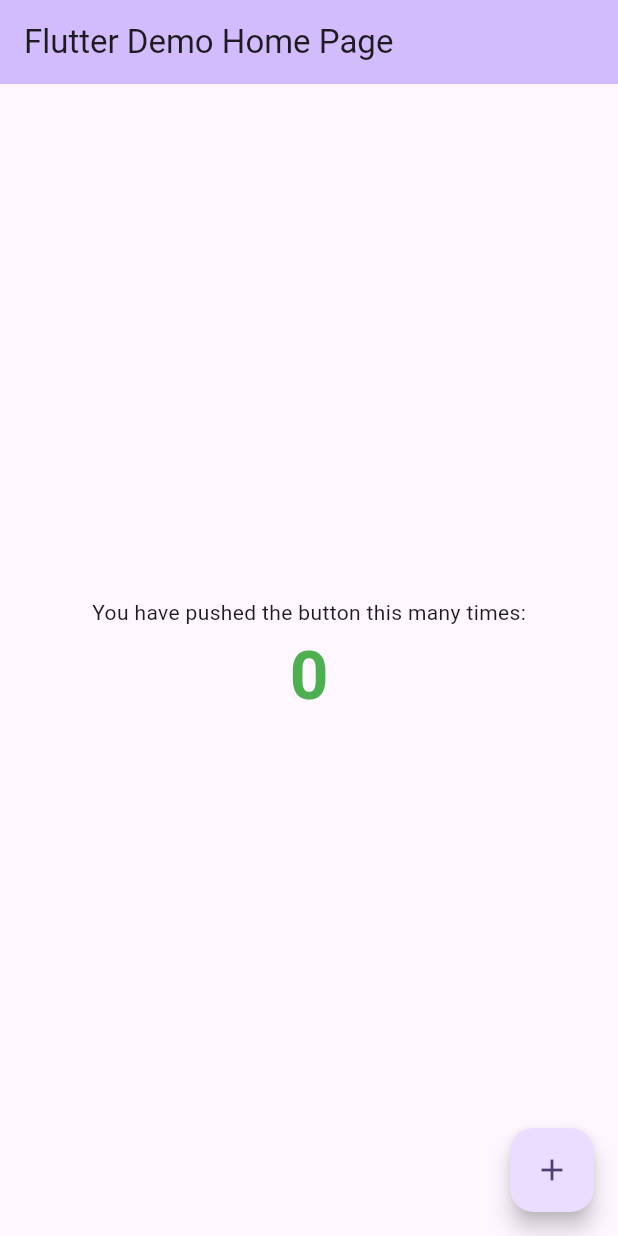
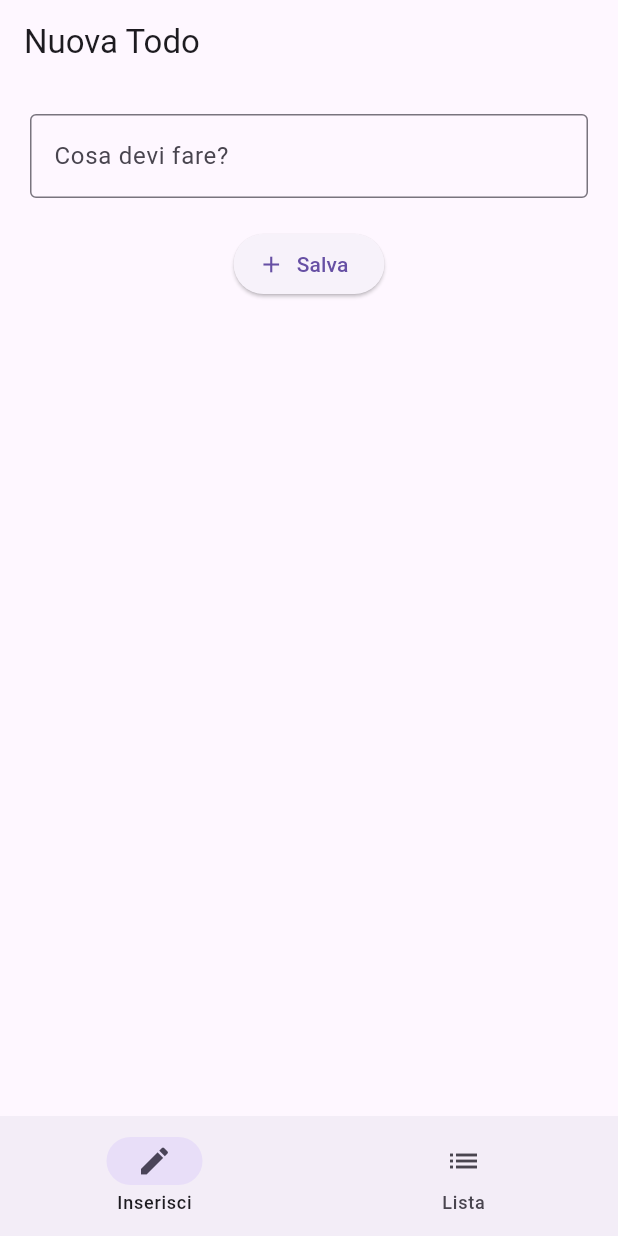
Before and after one commit to Torsello2007/esercitazione-flutter, a Flutter app: the screen it shows after launch, on a phone screen of 412 x 824 dp. Run offline on Flutter 3.47's test engine with Material 3 defaults, Android fonts, the phone set to English and light mode, and no system bars; our stand-ins replace go_router.

Commit message:
completato il lavoro di Flutter routing

```diff
--- /dev/null
+++ b/mio_progetto/lib/app_router.dart
@@ -0,0 +1,23 @@
+import 'package:flutter/material.dart';
+import 'package:go_router/go_router.dart';
+import 'main_layout.dart';
+import 'main.dart';
+
+final GoRouter appRouter = GoRouter(
+  initialLocation: '/input',
+  routes: [
+    ShellRoute(
+      builder: (context, state, child) => MainLayout(child: child),
+      routes: [
+        GoRoute(
+          path: '/input',
+          builder: (context, state) => const InputPage(),
+        ),
+        GoRoute(
+          path: '/list',
+          builder: (context, state) => const ListPage(),
+        ),
+      ],
+    ),
+  ],
+);
--- a/mio_progetto/lib/main.dart
+++ b/mio_progetto/lib/main.dart
@@ -1,4 +1,6 @@
 import 'package:flutter/material.dart';
+import 'app_router.dart';
+import 'todo_state.dart';
 
 void main() {
   runApp(const MyApp());
@@ -7,120 +9,93 @@
 class MyApp extends StatelessWidget {
   const MyApp({super.key});
 
-  // This widget is the root of your application.
   @override
   Widget build(BuildContext context) {
-    return MaterialApp(
-      title: 'Flutter Demo',
-      theme: ThemeData(
-        // This is the theme of your application.
-        //
-        // TRY THIS: Try running your application with "flutter run". You'll see
-        // the application has a purple toolbar. Then, without quitting the app,
-        // try changing the seedColor in the colorScheme below to Colors.green
-        // and then invoke "hot reload" (save your changes or press the "hot
-        // reload" button in a Flutter-supported IDE, or press "r" if you used
-        // the command line to start the app).
-        //
-        // Notice that the counter didn't reset back to zero; the application
-        // state is not lost during the reload. To reset the state, use hot
-        // restart instead.
-        //
-        // This works for code too, not just values: Most code changes can be
-        // tested with just a hot reload.
-        colorScheme: .fromSeed(seedColor: Colors.deepPurple),
-      ),
-      home: const MyHomePage(title: 'Flutter Demo Home Page'),
+    return MaterialApp.router(
+      debugShowCheckedModeBanner: false,
+      routerConfig: appRouter,
     );
   }
 }
 
-class MyHomePage extends StatefulWidget {
-  const MyHomePage({super.key, required this.title});
-
-  // This widget is the home page of your application. It is stateful, meaning
-  // that it has a State object (defined below) that contains fields that affect
-  // how it looks.
-
-  // This class is the configuration for the state. It holds the values (in this
-  // case the title) provided by the parent (in this case the App widget) and
-  // used by the build method of the State. Fields in a Widget subclass are
-  // always marked "final".
-
-  final String title;
-
+class InputPage extends StatefulWidget {
+  const InputPage({super.key});
   @override
-  State<MyHomePage> createState() => _MyHomePageState();
+  State<InputPage> createState() => _InputPageState();
 }
 
-class _MyHomePageState extends State<MyHomePage> {
-  int _counter = 0;
+class _InputPageState extends State<InputPage> {
+  final TextEditingController _controller = TextEditingController();
 
-  void _incrementCounter() {
-    setState(() {
-      // This call to setState tells the Flutter framework that something has
-      // changed in this State, which causes it to rerun the build method below
-      // so that the display can reflect the updated values. If we changed
-      // _counter without calling setState(), then the build method would not be
-      // called again, and so nothing would appear to happen.
-      _counter++;
-    });
+  void _saveTodo() {
+    if (_controller.text.isNotEmpty) {
+      setState(() {
+        todoList.add(_controller.text);
+        _controller.clear();
+      });
+      ScaffoldMessenger.of(context).showSnackBar(
+        const SnackBar(content: Text('Compito aggiunto!')),
+      );
+    }
   }
 
   @override
   Widget build(BuildContext context) {
-    // This method is rerun every time setState is called, for instance as done
-    // by the _incrementCounter method above.
-    //
-    // The Flutter framework has been optimized to make rerunning build methods
-    // fast, so that you can just rebuild anything that needs updating rather
-    // than having to individually change instances of widgets.
     return Scaffold(
-      appBar: AppBar(
-        // TRY THIS: Try changing the color here to a specific color (to
-        // Colors.amber, perhaps?) and trigger a hot reload to see the AppBar
-        // change color while the other colors stay the same.
-        backgroundColor: Theme.of(context).colorScheme.inversePrimary,
-        // Here we take the value from the MyHomePage object that was created by
-        // the App.build method, and use it to set our appbar title.
-        title: Text(widget.title),
-      ),
-      body: Center(
-        // Center is a layout widget. It takes a single child and positions it
-        // in the middle of the parent.
+      appBar: AppBar(title: const Text('Nuova Todo')),
+      body: Padding(
+        padding: const EdgeInsets.all(20.0),
         child: Column(
-          // Column is also a layout widget. It takes a list of children and
-          // arranges them vertically. By default, it sizes itself to fit its
-          // children horizontally, and tries to be as tall as its parent.
-          //
-          // Column has various properties to control how it sizes itself and
-          // how it positions its children. Here we use mainAxisAlignment to
-          // center the children vertically; the main axis here is the vertical
-          // axis because Columns are vertical (the cross axis would be
-          // horizontal).
-          //
-          // TRY THIS: Invoke "debug painting" (choose the "Toggle Debug Paint"
-          // action in the IDE, or press "p" in the console), to see the
-          // wireframe for each widget.
-          mainAxisAlignment: .center,
           children: [
-            const Text('You have pushed the button this many times:'),
-            Text(
-              '$_counter',
-              style: TextStyle(
-                fontSize: 45,
-                fontWeight: FontWeight.bold,
-                color: _counter % 2 == 0 ? Colors.green : Colors.red,
+            TextField(
+              controller: _controller,
+              decoration: const InputDecoration(
+                labelText: 'Cosa devi fare?',
+                border: OutlineInputBorder(),
               ),
+            ),
+            const SizedBox(height: 20),
+            ElevatedButton.icon(
+              onPressed: _saveTodo,
+              icon: const Icon(Icons.add),
+              label: const Text('Salva'),
             ),
           ],
         ),
       ),
-      floatingActionButton: FloatingActionButton(
-        onPressed: _incrementCounter,
-        tooltip: 'Increment',
-        child: const Icon(Icons.add),
-      ),
     );
   }
 }
+
+class ListPage extends StatefulWidget {
+  const ListPage({super.key});
+  @override
+  State<ListPage> createState() => _ListPageState();
+}
+
+class _ListPageState extends State<ListPage> {
+  @override
+  Widget build(BuildContext context) {
+    return Scaffold(
+      appBar: AppBar(title: const Text('I tuoi impegni')),
+      body: todoList.isEmpty
+          ? const Center(child: Text('Lista vuota'))
+          : ListView.builder(
+              itemCount: todoList.length,
+              itemBuilder: (context, index) {
+                return ListTile(
+                  title: Text(todoList[index]),
+                  trailing: IconButton(
+                    icon: const Icon(Icons.delete, color: Colors.red),
+                    onPressed: () {
+                      setState(() {
+                        todoList.removeAt(index);
+                      });
+                    },
+                  ),
+                );
+              },
+            ),
+    );
+  }
+}
--- /dev/null
+++ b/mio_progetto/lib/main_layout.dart
@@ -0,0 +1,25 @@
+import 'package:flutter/material.dart';
+import 'package:go_router/go_router.dart';
+
+class MainLayout extends StatelessWidget {
+  final Widget child;
+  const MainLayout({super.key, required this.child});
+
+  @override
+  Widget build(BuildContext context) {
+    return Scaffold(
+      body: child,
+      bottomNavigationBar: NavigationBar(
+        onDestinationSelected: (int index) {
+          if (index == 0) context.go('/input');
+          if (index == 1) context.go('/list');
+        },
+        selectedIndex: GoRouterState.of(context).uri.toString() == '/input' ? 0 : 1,
+        destinations: const [
+          NavigationDestination(icon: Icon(Icons.edit), label: 'Inserisci'),
+          NavigationDestination(icon: Icon(Icons.list), label: 'Lista'),
+        ],
+      ),
+    );
+  }
+}
--- /dev/null
+++ b/mio_progetto/lib/todo_state.dart
@@ -0,0 +1 @@
+List<String> todoList = [];
--- a/mio_progetto/pubspec.yaml
+++ b/mio_progetto/pubspec.yaml
@@ -34,6 +34,7 @@
   # The following adds the Cupertino Icons font to your application.
   # Use with the CupertinoIcons class for iOS style icons.
   cupertino_icons: ^1.0.8
+  go_router: ^17.2.1
 
 dev_dependencies:
   flutter_test:
```
Also changed, not shown: mio_progetto/pubspec.lock.
